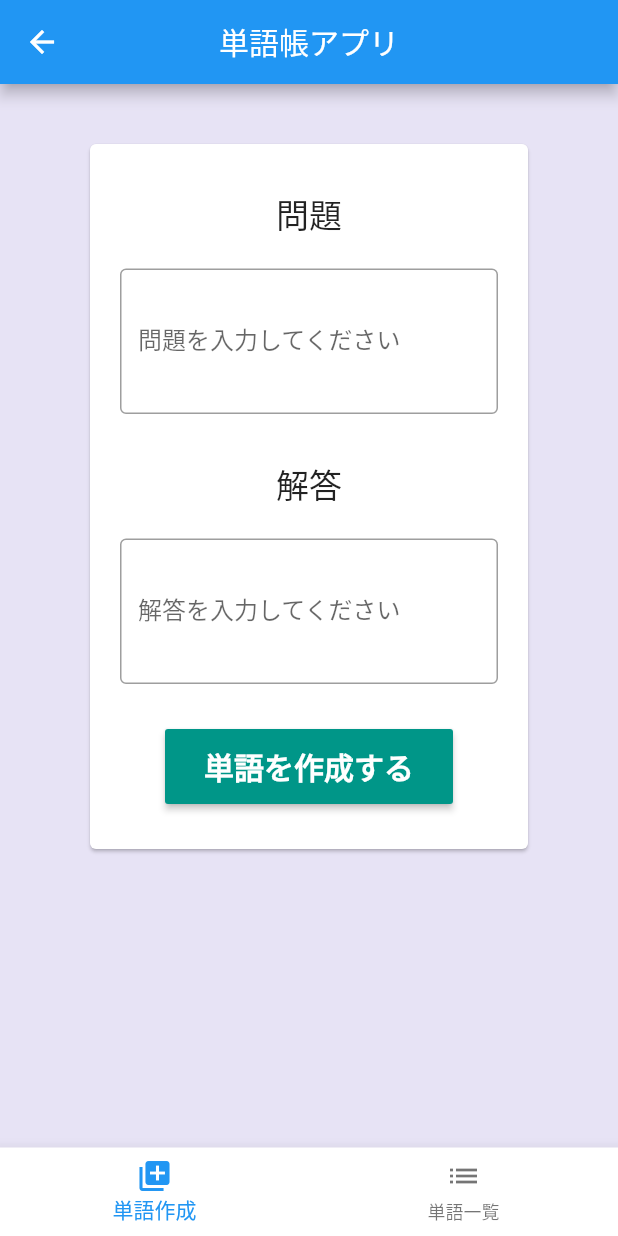
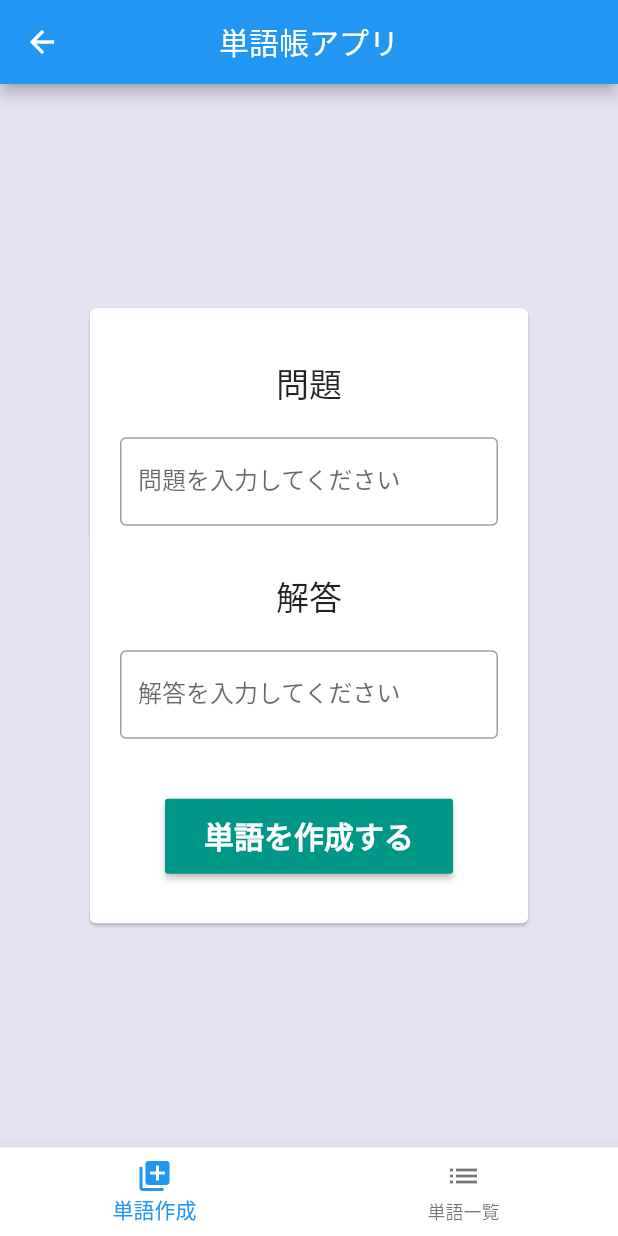
Before and after one commit to asosori/flutter-word-app, a Flutter app: the screen it shows after launch, on a phone screen of 412 x 824 dp. Run offline on Flutter 3.47's test engine with Material 2 defaults, Android fonts, the phone set to English and light mode, and no system bars; our stand-ins replace sqflite; accounts and stored records are empty.

Commit message:
adjust ui

```diff
--- a/lib/screen/WordCreateScreen.dart
+++ b/lib/screen/WordCreateScreen.dart
@@ -18,17 +18,18 @@ class _WordCreateScreenState extends State<WordCreateScreen> {
 
   @override
   Widget build(BuildContext context) {
-    _bodyContent = SingleChildScrollView(
-      child:
-        Container(
+    _bodyContent = Align(
+      alignment: Alignment.center,
+      child: SingleChildScrollView(
+        child: Container(
+          height: 410,
           child: Card(
-            margin: EdgeInsets.only(top: 40, left: 60, right: 60),
+            margin: EdgeInsets.only(left: 60, right: 60),
             color: Colors.white,
             child: Column(
-              mainAxisAlignment: MainAxisAlignment.start,
-              crossAxisAlignment: CrossAxisAlignment.start,
+              mainAxisAlignment: MainAxisAlignment.center,
+              crossAxisAlignment: CrossAxisAlignment.center,
               children: <Widget>[
-                Padding(padding: EdgeInsets.only(top: 30),),
                 Container(
                   alignment: Alignment.center,
                   child:
@@ -43,7 +44,6 @@ class _WordCreateScreenState extends State<WordCreateScreen> {
                   padding: EdgeInsets.symmetric(vertical: 0, horizontal: 20),
                   child: TextFormField(
                   controller: _questionController,
-                  maxLines: 3,
                   decoration: InputDecoration(
                     labelText: "問題を入力してください",
                     border: OutlineInputBorder()
@@ -65,14 +65,13 @@ class _WordCreateScreenState extends State<WordCreateScreen> {
                   padding: EdgeInsets.symmetric(vertical: 0, horizontal: 20),
                   child: TextFormField(
                   controller: _answerController,
-                  maxLines: 3,
                   decoration: InputDecoration(
                     labelText: "解答を入力してください",
                     border: OutlineInputBorder()
                   ),
                   ),
                 ),
-                Padding(padding: EdgeInsets.only(bottom: 30),),
+                Padding(padding: EdgeInsets.only(bottom: 40),),
                 Center(
                   child: RaisedButton(
                   onPressed: this.submitWord,
@@ -90,11 +89,11 @@ class _WordCreateScreenState extends State<WordCreateScreen> {
                   )
                   ),
                 ),
-                Padding(padding: EdgeInsets.only(bottom: 30),),
               ]
             )
           )
-        )
+        ),
+      )
     );
     return BaseScreen(bodyContent: _bodyContent, index: 0,);
   }
```
Also changed, not shown: lib/widget/Word.dart (+14 -12 lines).
